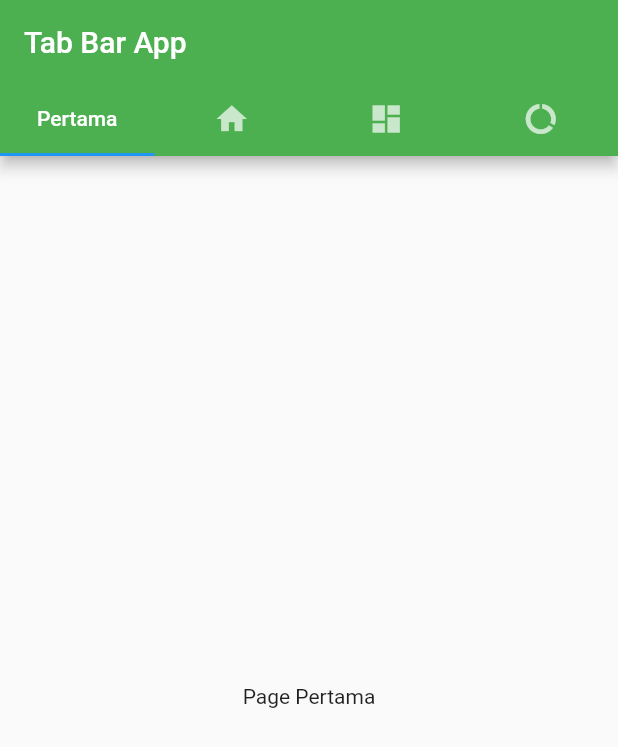
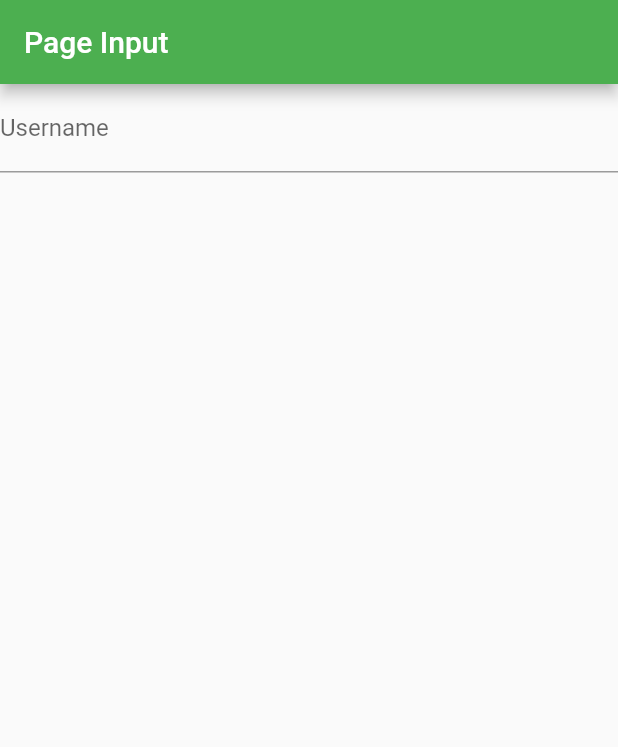
Before and after one commit to ganargatul/flutter-simple, a Flutter app: the screen it shows after launch, on a phone screen of 412 x 824 dp. Shown: the top 747 px of the screen. Run offline on Flutter 3.47's test engine with Material 2 defaults, Android fonts, the phone set to English and light mode, and no system bars.

Commit message:
input + set state

```diff
--- a/lib/main.dart
+++ b/lib/main.dart
@@ -22,7 +22,7 @@ class MyApp extends StatelessWidget {
         // is not restarted.
         primarySwatch: Colors.blue,
       ),
-      home: PageTabBar(),debugShowCheckedModeBanner: false,
+      home: PageInputWidget(),debugShowCheckedModeBanner: false,
     );
   }
 }
@@ -309,3 +309,47 @@ class _PageTabBarState extends State<PageTabBar> with SingleTickerProviderStateM
     );
   }
 }
+
+class PageInputWidget extends StatefulWidget {
+  @override
+  _PageInputWidgetState createState() => _PageInputWidgetState();
+}
+
+class _PageInputWidgetState extends State<PageInputWidget> {
+
+  String txt = "";
+  @override
+  void initState() {
+    // TODO: implement initState
+    super.initState();
+  }
+
+  @override
+  Widget build(BuildContext context) {
+    return Scaffold(
+      appBar: AppBar(
+        backgroundColor: Colors.green,
+        title: Text("Page Input"),
+      ),
+      body: Column(
+        children: <Widget>[
+          TextField(
+            onChanged: (String text){
+              setState(() {
+                txt = text;
+              });
+            },
+            decoration: InputDecoration(
+              hintText: "Input Username",
+              labelText: "Username"
+            ),
+          ),
+          //kie nggo margin
+          SizedBox(height: 10,),
+          //kie jiot txt
+          Text(txt)
+        ],
+      ),
+    );
+  }
+}
```
